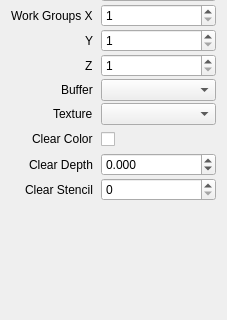
Above: src/session/CallProperties.ui from houmain/gpupad before the change; both pictures show x 0 to 227 and y 349 to 669 of the 227 by 669 pixel window. Below: the same form after it.
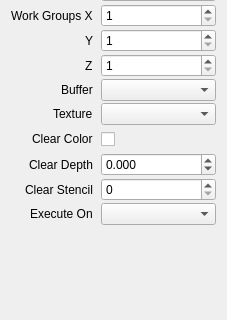
That is the form after the change. Custom widgets are drawn as their Qt base class.

Commit message: Call - Execute On property

```diff
--- a/src/session/CallProperties.ui
+++ b/src/session/CallProperties.ui
@@ -332,6 +332,16 @@
      <item row="6" column="1">
       <widget class="ExpressionLineEdit" name="vertexCount"/>
      </item>
+     <item row="23" column="1">
+      <widget class="DataComboBox" name="executeOn"/>
+     </item>
+     <item row="23" column="0">
+      <widget class="QLabel" name="labelExecuteOn">
+       <property name="text">
+        <string>Execute On</string>
+       </property>
+      </widget>
+     </item>
     </layout>
    </item>
   </layout>
```
The commit also changes 6 other files.
